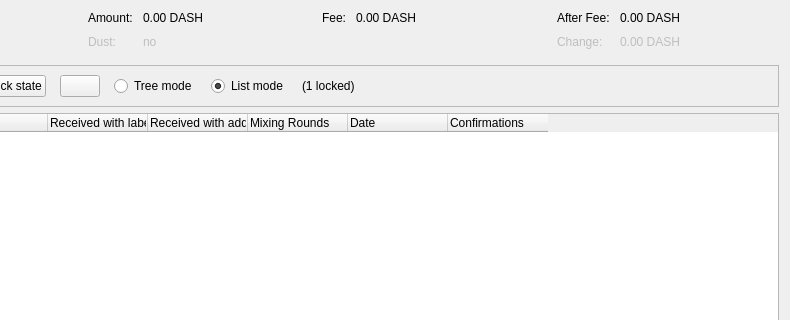
Old version of the form src/qt/forms/coincontroldialog.ui in the repository bytzck/BYTZ; both pictures show x 164 to 954 and y 0 to 320 of the 954 by 500 pixel window.
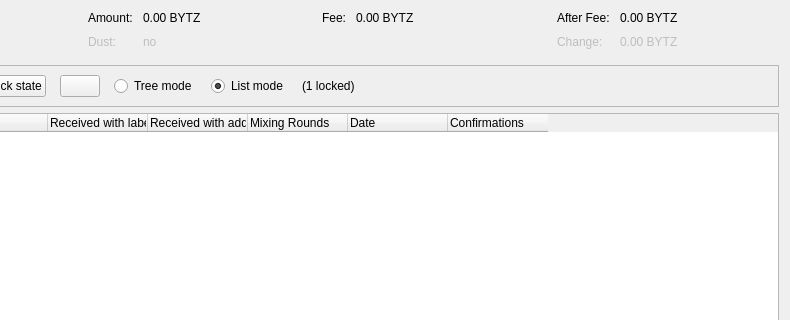
New version of the form. Custom widgets are drawn as their Qt base class.

Commit message: Rename to Bytz

```diff
--- a/src/qt/forms/coincontroldialog.ui
+++ b/src/qt/forms/coincontroldialog.ui
@@ -114,7 +114,7 @@
           <enum>Qt::ActionsContextMenu</enum>
          </property>
          <property name="text">
-          <string notr="true">0.00 DASH</string>
+          <string notr="true">0.00 BYTZ</string>
          </property>
          <property name="textInteractionFlags">
           <set>Qt::LinksAccessibleByMouse|Qt::TextSelectableByKeyboard|Qt::TextSelectableByMouse</set>
@@ -182,7 +182,7 @@
           <enum>Qt::ActionsContextMenu</enum>
          </property>
          <property name="text">
-          <string notr="true">0.00 DASH</string>
+          <string notr="true">0.00 BYTZ</string>
          </property>
          <property name="textInteractionFlags">
           <set>Qt::LinksAccessibleByMouse|Qt::TextSelectableByKeyboard|Qt::TextSelectableByMouse</set>
@@ -221,7 +221,7 @@
           <enum>Qt::ActionsContextMenu</enum>
          </property>
          <property name="text">
-          <string notr="true">0.00 DASH</string>
+          <string notr="true">0.00 BYTZ</string>
          </property>
          <property name="textInteractionFlags">
           <set>Qt::LinksAccessibleByMouse|Qt::TextSelectableByKeyboard|Qt::TextSelectableByMouse</set>
@@ -250,7 +250,7 @@
           <enum>Qt::ActionsContextMenu</enum>
          </property>
          <property name="text">
-          <string notr="true">0.00 DASH</string>
+          <string notr="true">0.00 BYTZ</string>
          </property>
          <property name="textInteractionFlags">
           <set>Qt::LinksAccessibleByMouse|Qt::TextSelectableByKeyboard|Qt::TextSelectableByMouse</set>
```
The commit also changes 616 other files.
